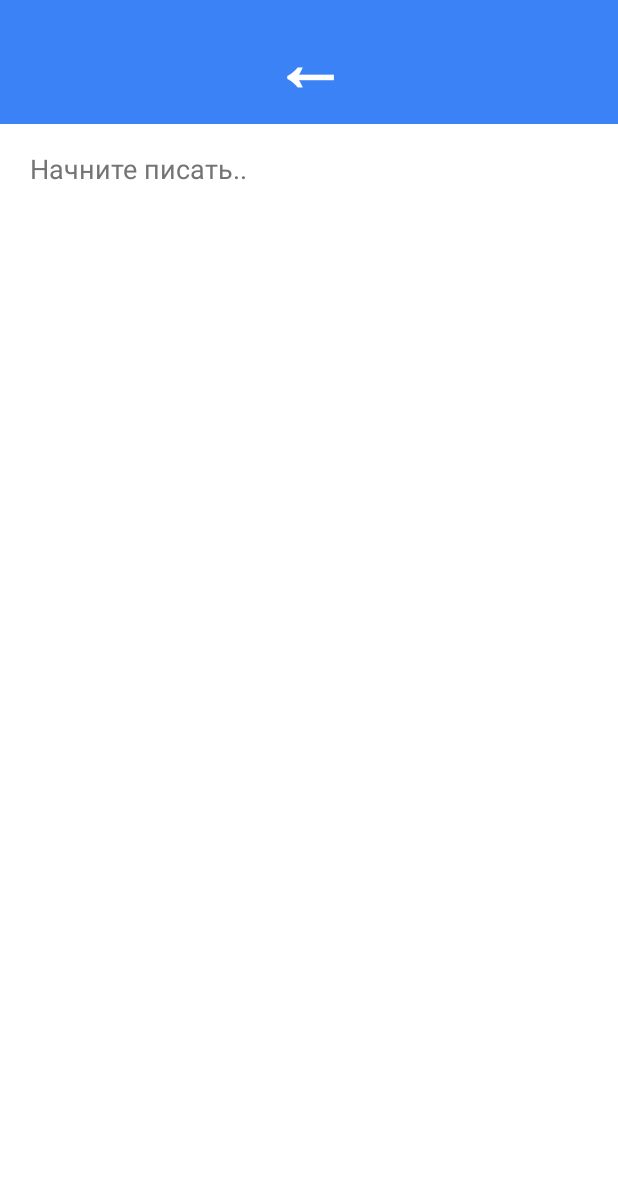
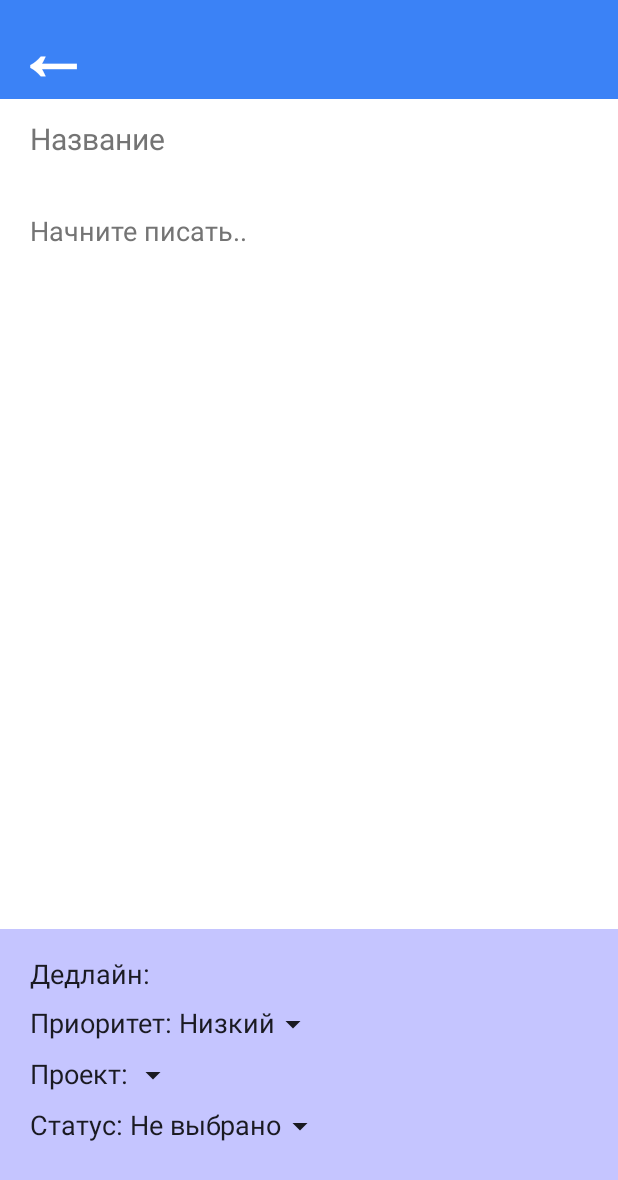
Before and after one commit to SunKissedJuli/Majko, an Android app built with Jetpack Compose: the composable TaskEditorScreen called with empty values, after a tap on an icon or button, on a phone screen of 412 x 824 dp. Shown: the top 1180 px of the screen. Run offline under Robolectric (Android 15) with nearby library versions, the phone set to English and light mode, and no system bars; network calls fail.

Commit message:
taskeditscreen and addtask

```diff
--- a/app/src/main/java/com/coolgirl/majko/Screen/Task/TaskViewModel.kt
+++ b/app/src/main/java/com/coolgirl/majko/Screen/Task/TaskViewModel.kt
@@ -25,7 +25,7 @@ class TaskViewModel(private val dataStore : UserDataStore) : ViewModel() {
 
     init{ loadData() }
 
-    var allTaskList = MutableStateFlow<List<TaskDataResponse>?>(null)
+   // var allTaskList = MutableStateFlow<List<TaskDataResponse>?>(null)
 
     fun getPriority(priorityId: Int): Int{
         return when (priorityId) {
@@ -57,6 +57,8 @@ class TaskViewModel(private val dataStore : UserDataStore) : ViewModel() {
                     response: Response<List<TaskDataResponse>>) {
                     if (response.code() == 200) {
                         _uiState.update { it.copy(allTaskList = response.body()) }
+
+                        Log.d("tag", "Taskeditor " + response.body())
                     }
                 }
 
--- a/app/src/main/java/com/coolgirl/majko/Screen/TaskEditor/TaskEditorScreen.kt
+++ b/app/src/main/java/com/coolgirl/majko/Screen/TaskEditor/TaskEditorScreen.kt
@@ -1,5 +1,8 @@
 package com.coolgirl.majko.Screen.TaskEditor
 
+import android.app.DatePickerDialog
+import android.util.Log
+import android.widget.DatePicker
 import androidx.compose.foundation.background
 import androidx.compose.foundation.clickable
 import androidx.compose.foundation.layout.*
@@ -8,29 +11,37 @@ import androidx.compose.material.Text
 import androidx.compose.runtime.Composable
 import androidx.compose.runtime.collectAsState
 import androidx.compose.runtime.getValue
+import androidx.compose.runtime.remember
 import androidx.compose.ui.Alignment
 import androidx.compose.ui.Modifier
+import androidx.compose.ui.draw.alpha
 import androidx.compose.ui.platform.LocalContext
 import androidx.compose.ui.res.colorResource
+import androidx.compose.ui.res.stringResource
 import androidx.compose.ui.text.TextStyle
 import androidx.compose.ui.text.font.FontWeight
 import androidx.compose.ui.unit.dp
 import androidx.compose.ui.unit.sp
+import androidx.lifecycle.viewmodel.compose.viewModel
 import androidx.navigation.NavHostController
+import androidx.lifecycle.viewmodel.compose.viewModel
 import com.coolgirl.majko.R
+import com.coolgirl.majko.commons.SpinnerItems
+import com.coolgirl.majko.commons.SpinnerSample
 import com.coolgirl.majko.data.dataStore.UserDataStore
+import java.util.*
 
 @Composable
 fun TaskEditorScreen(navController: NavHostController, task_id : Int){
-    val viewModel : TaskEditorViewModel = TaskEditorViewModel(UserDataStore(LocalContext.current))
+    val cont = LocalContext.current
+    val viewModel : TaskEditorViewModel = remember{ TaskEditorViewModel(UserDataStore(cont), task_id)}
     val uiState by viewModel.uiState.collectAsState()
-
-    SetTaskEditorScreen(uiState, {viewModel.updateTaskText(it)}, {viewModel.saveTask(navController)})
-
+    SetTaskEditorScreen(uiState, {viewModel.updateTaskText(it)},
+        { viewModel.updateTaskName(it) }, viewModel, navController)
 }
 
 @Composable
-fun SetTaskEditorScreen(uiState: TaskEditorUiState, onUpdateTaskText: (String) -> Unit, onSaveTask: () -> Unit){
+fun SetTaskEditorScreen(uiState: TaskEditorUiState, onUpdateTaskText: (String) -> Unit, onUpdateTaskName:(String) -> Unit, viewModel: TaskEditorViewModel, navController: NavHostController) {
     Column(
         Modifier
             .fillMaxSize()
@@ -38,37 +49,98 @@ fun SetTaskEditorScreen(uiState: TaskEditorUiState, onUpdateTaskText: (String) -
         Row(
             Modifier
                 .fillMaxWidth()
-                    .fillMaxHeight(0.1f)
-                    .background(colorResource(R.color.blue)),
+                .fillMaxHeight(0.08f)
+                .background(colorResource(R.color.blue))
+                .padding(10.dp, 0.dp),
             verticalAlignment = Alignment.CenterVertically,
-                horizontalArrangement = Arrangement.SpaceAround) {
-                Text(text = "←", fontWeight = FontWeight.Black,
+            horizontalArrangement = Arrangement.Start) {
+            Text(modifier = Modifier.clickable { viewModel.saveTask(navController) }, text = "←", fontWeight = FontWeight.Black,
                 color = colorResource(R.color.white), fontSize = 50.sp,
-                    modifier = Modifier.clickable { onSaveTask })
+            )
             //   Text(text = noteData, fontSize = 18.sp)
         }
         Column(
             Modifier
                 .fillMaxWidth()
-                    .fillMaxHeight(0.9f)) {
+                .fillMaxHeight(0.73f)) {
+            BasicTextField(
+                value = uiState.taskName,
+                modifier = Modifier
+                    .padding(20.dp, 15.dp)
+                    .fillMaxHeight(0.09f),
+                textStyle = TextStyle.Default.copy(fontSize = 20.sp, fontWeight = FontWeight.Bold),
+                onValueChange = onUpdateTaskName,
+                maxLines = 2,
+                decorationBox = { innerTextField ->
+                    Row(modifier = Modifier.fillMaxWidth()) {
+                        if (uiState.taskName.isEmpty()) {
+                            Text(text = stringResource(R.string.taskeditor_name),
+                                color = colorResource(R.color.gray),fontSize = 20.sp) }
+                        innerTextField() } })
             BasicTextField(
                 value = uiState.taskText,
+                modifier = Modifier.padding(20.dp, 0.dp),
+                textStyle = TextStyle.Default.copy(fontSize = 18.sp),
                 onValueChange = onUpdateTaskText,
-                    modifier = Modifier.padding(20.dp),
-                    textStyle = TextStyle.Default.copy(fontSize = 18.sp),
                 decorationBox = { innerTextField ->
-                        Box {
+                    Row(modifier = Modifier.fillMaxWidth()) {
                         if (uiState.taskText.isEmpty()) {
+                            Text(text = stringResource(R.string.taskeditor_hint),
+                                color = colorResource(R.color.gray),fontSize = 18.sp) }
+                        innerTextField() } })
+        }
+        Column(Modifier
+            .fillMaxSize()
+            .background(color = colorResource(R.color.purple))
+            .padding(20.dp)) {
+            Row(){
+                val mCalendar = Calendar.getInstance()
+                val mYear: Int = mCalendar.get(Calendar.YEAR)
+                val mMonth: Int = mCalendar.get(Calendar.MONTH)
+                val mDay: Int = mCalendar.get(Calendar.DAY_OF_MONTH)
+
+                val currentDate = Date()
+                val currentCalendar = Calendar.getInstance()
+                currentCalendar.time = currentDate
+                val maxDay: Int = currentCalendar.get(Calendar.DAY_OF_MONTH)
+
+                val mDatePickerDialog = DatePickerDialog(
+                    LocalContext.current,
+                    { _: DatePicker, year: Int, month: Int, dayOfMonth: Int ->
+                        val formattedData = "${year}-${month+1}-$dayOfMonth ${String.format("%02d", mCalendar.get(Calendar.HOUR_OF_DAY))}:${String.format("%02d", mCalendar.get(Calendar.MINUTE))}:${String.format("%02d", mCalendar.get(Calendar.SECOND))}"
+                        viewModel.updateTaskDeadlie(formattedData)
+                        Log.d("tag", "Taskeditor formattedData = $formattedData")
+                        }, mYear, mMonth, mDay)
+
                 Text(
-                                    text = "Начните писать..",
-                                    color = colorResource(R.color.gray),
-                                    fontSize = 18.sp
+                    text = stringResource(R.string.taskeditor_deadline) + " " + uiState.taskDeadline,
+                    fontSize = 18.sp,
+                    modifier = Modifier.clickable { mDatePickerDialog.show() }
                 )
             }
-                            innerTextField()
+            Spacer(modifier = Modifier.height(10.dp))
+            Row(){
+                SpinnerSample(name = stringResource(R.string.taskeditor_priority),
+                    items = viewModel.getPriority(),
+                    selectedItem = "Низкий",
+                    {viewModel.updateTaskPriority(it)})
             }
+            Spacer(modifier = Modifier.height(10.dp))
+            Row(){
+                SpinnerSample(name = stringResource(R.string.taskeditor_project), items = listOf(
+                    SpinnerItems("1", "Item 1"),
+                    SpinnerItems("2", "Item 2"),
+                    SpinnerItems("3", "Item 3")),
+                    selectedItem = "",
+                    {viewModel.updateTaskProject(it)})
             }
-                )
+            Spacer(modifier = Modifier.height(10.dp))
+            Row(){
+                SpinnerSample(name = stringResource(R.string.taskeditor_status),
+                    items = viewModel.getStatus(),
+                    selectedItem = "Не выбрано",
+                    {viewModel.updateTaskStatus(it)})
             }
         }
     }
+}
--- a/app/src/main/java/com/coolgirl/majko/Screen/TaskEditor/TaskEditorUiState.kt
+++ b/app/src/main/java/com/coolgirl/majko/Screen/TaskEditor/TaskEditorUiState.kt
@@ -4,8 +4,10 @@ import com.coolgirl.majko.data.remote.dto.TaskData.TaskDataResponse
 
 data class TaskEditorUiState(
     val taskText: String = "",
+    val taskName: String = "",
     val taskDeadline: String = "",
     val taskPriority: Int = 1,
     val taskStatus: Int = 1,
+    val taskProject: String = ""
 
 )
--- a/app/src/main/java/com/coolgirl/majko/Screen/TaskEditor/TaskEditorViewModel.kt
+++ b/app/src/main/java/com/coolgirl/majko/Screen/TaskEditor/TaskEditorViewModel.kt
@@ -1,25 +1,89 @@
 package com.coolgirl.majko.Screen.TaskEditor
 
+import android.util.Log
+import androidx.lifecycle.ViewModel
 import androidx.navigation.NavHostController
-import com.coolgirl.majko.Screen.Task.TaskUiState
+import com.coolgirl.majko.commons.SpinnerItems
 import com.coolgirl.majko.data.dataStore.UserDataStore
-import kotlinx.coroutines.flow.MutableStateFlow
-import kotlinx.coroutines.flow.StateFlow
-import kotlinx.coroutines.flow.asStateFlow
-import kotlinx.coroutines.flow.update
+import com.coolgirl.majko.data.remote.dto.TaskData.TaskDataResponse
+import com.coolgirl.majko.di.ApiClient
+import kotlinx.coroutines.flow.*
+import kotlinx.coroutines.launch
+import retrofit2.Call
+import retrofit2.Callback
+import androidx.lifecycle.viewModelScope
+import com.coolgirl.majko.data.remote.dto.TaskData.TaskData
+import com.coolgirl.majko.navigation.Screen
+import retrofit2.Response
 
-class TaskEditorViewModel(private val dataStore : UserDataStore) {
+class TaskEditorViewModel(private val dataStore : UserDataStore, private val task_id : Int) : ViewModel(){
     private val _uiState = MutableStateFlow(TaskEditorUiState())
     val uiState: StateFlow<TaskEditorUiState> = _uiState.asStateFlow()
-
-    init{ loadData() }
 
     fun updateTaskText(text: String) {
         _uiState.update { it.copy(taskText = text) }
     }
 
+    fun updateTaskName(name:String){
+        _uiState.update { it.copy(taskName = name) }
+    }
+
+    fun updateTaskPriority(prioryti:String){
+        _uiState.update { it.copy(taskPriority = prioryti.toInt()) }
+    }
+
+    fun updateTaskStatus(status:String){
+        _uiState.update { it.copy(taskStatus = status.toInt()) }
+    }
+
+    fun updateTaskProject(project:String){
+        _uiState.update { it.copy(taskProject = project) }
+    }
+
+    fun updateTaskDeadlie(deadline:String){
+        _uiState.update { it.copy(taskDeadline = deadline) }
+        Log.d("tag", "Taskeditor updateTaskDeadlie = " + _uiState.value.taskDeadline)
+    }
+
+    fun getStatus() : List<SpinnerItems>{
+        return listOf(
+            SpinnerItems("1", "Не выбрано"),
+            SpinnerItems("2", "Обсуждается"),
+            SpinnerItems("3", "Ожидает"),
+            SpinnerItems("4", "В процессе"),
+            SpinnerItems("5", "Завершена")
+        )
+    }
+
+    fun getPriority() : List<SpinnerItems>{
+        return listOf(
+            SpinnerItems("1", "Низкий"),
+            SpinnerItems("2", "Средний"),
+            SpinnerItems("3", "Высокий")
+        )
+    }
+
     fun saveTask(navHostController: NavHostController){
+        Log.d("tag", "Taskeditor это savetask")
+        viewModelScope.launch {
+            Log.d("tag", "Taskeditor это savetask launch")
+            val accessToken = dataStore.getAccessToken().first() ?: ""
+            val newTask = TaskData(uiState.value.taskName, uiState.value.taskText,uiState.value.taskDeadline,
+                uiState.value.taskPriority,uiState.value.taskStatus,uiState.value.taskProject,"")
+            val call: Call<TaskDataResponse> = ApiClient().postNewTask("Bearer " + accessToken, newTask)
+            call.enqueue(object : Callback<TaskDataResponse> {
+                override fun onResponse(call: Call<TaskDataResponse>, response: Response<TaskDataResponse>) {
+                    if (response.code() == 200||response.code()==201) {
+                        navHostController.navigate(Screen.Task.route)
+                    }
 
+                }
+
+                override fun onFailure(call: Call<TaskDataResponse>, t: Throwable) {
+                    Log.d("tag", "Taskeditor response t" + t.message)
+                }
+            })
+        }
     }
 
     fun loadData() {
--- a/app/src/main/java/com/coolgirl/majko/commons/commons.kt
+++ b/app/src/main/java/com/coolgirl/majko/commons/commons.kt
@@ -2,9 +2,15 @@ package com.coolgirl.majko.commons
 
 import androidx.compose.foundation.Image
 import androidx.compose.foundation.background
+import androidx.compose.foundation.clickable
 import androidx.compose.foundation.layout.*
 import androidx.compose.foundation.shape.CircleShape
 import androidx.compose.foundation.shape.RoundedCornerShape
+import androidx.compose.material.DropdownMenu
+import androidx.compose.material.DropdownMenuItem
+import androidx.compose.material.Icon
+import androidx.compose.material.icons.Icons
+import androidx.compose.material.icons.filled.ArrowDropDown
 import androidx.compose.material3.Text
 import androidx.compose.runtime.*
 import androidx.compose.ui.Alignment
@@ -77,6 +83,46 @@ fun TaskCard(navHostController: NavHostController, priorityColor : Int, statusNa
 }
 
 @Composable
+fun SpinnerSample(
+    name: String,
+    items: List<SpinnerItems>,
+    selectedItem: String,
+    onChange: (String) -> Unit
+) {
+    var expanded by remember { mutableStateOf(false) }
+    var currentSelectedItem by remember { mutableStateOf(selectedItem) }
+
+    Row(horizontalArrangement = Arrangement.Center, verticalAlignment = Alignment.CenterVertically) {
+        androidx.compose.material.Text(
+            text = name + " " + currentSelectedItem,
+            fontSize = 18.sp)
+        DropdownMenu(
+            expanded = expanded,
+            onDismissRequest = { expanded = false },
+            modifier = Modifier.fillMaxWidth()) {
+            items.forEach { item ->
+                DropdownMenuItem(
+                    onClick = {
+                        expanded = false
+                        currentSelectedItem = item.Name
+                        onChange(item.Id)})
+                {Text(item.Name)}
+            }
+        }
+        Icon(imageVector = Icons.Filled.ArrowDropDown,
+            contentDescription = "Expand",
+            modifier = Modifier
+                .height(24.dp)
+                .clickable { expanded = true })
+    }
+}
+
+data class SpinnerItems(
+    val Id:String,
+    val Name:  String
+)
+
+@Composable
 fun IsAutorize(){
     val dataStore : UserDataStore = UserDataStore(LocalContext.current)
     val coroutineScope = rememberCoroutineScope()
--- a/app/src/main/java/com/coolgirl/majko/data/remote/ApiMajko.kt
+++ b/app/src/main/java/com/coolgirl/majko/data/remote/ApiMajko.kt
@@ -2,6 +2,7 @@ package com.coolgirl.majko.data.remote
 
 import com.coolgirl.majko.data.remote.dto.CurrentUserDataResponse
 import com.coolgirl.majko.data.remote.dto.FavoritesDataResponse
+import com.coolgirl.majko.data.remote.dto.TaskData.TaskData
 import com.coolgirl.majko.data.remote.dto.TaskData.TaskDataResponse
 import com.coolgirl.majko.data.remote.dto.UserSignInData
 import com.coolgirl.majko.data.remote.dto.UserSignInDataResponse
@@ -26,6 +27,9 @@ interface ApiMajko{
     @POST("api/task/allUserTasks")
     fun getAllUserTask(@Header("Authorization") tocken: String): Call<List<TaskDataResponse>>
 
+    @POST("api/task/create")
+    fun postNewTask(@Header("Authorization") tocken: String, @Body task:TaskData): Call<TaskDataResponse>
+
     @GET("api/task/favorites/")
     fun getAllFavorites(@Header("Authorization") tocken: String): Call<FavoritesDataResponse>
 
--- /dev/null
+++ b/app/src/main/java/com/coolgirl/majko/data/remote/dto/TaskData/TaskData.kt
@@ -0,0 +1,11 @@
+package com.coolgirl.majko.data.remote.dto.TaskData
+
+data class TaskData(
+    val title : String?,
+    val text : String?,
+    val deadline : String?,
+    val priority_id : Int?,
+    val status_id : Int?,
+    val project_id : String?,
+    val mainTaskId : String?,
+)
--- a/app/src/main/res/values/strings.xml
+++ b/app/src/main/res/values/strings.xml
@@ -9,4 +9,10 @@
     <string name="login_login">Логин</string>
     <string name="login_registrationoffer">Ещё нет аккаунта? Регистрация</string>
     <string name="login_enteroffer">Уже есть аккаунт? Вход</string>
+    <string name="taskeditor_hint">Начните писать..</string>
+    <string name="taskeditor_name">Название</string>
+    <string name="taskeditor_deadline">Дедлайн:</string>
+    <string name="taskeditor_priority">Приоритет:</string>
+    <string name="taskeditor_status">Статус:</string>
+    <string name="taskeditor_project">Проект:</string>
 </resources>
```
Also changed, not shown: app/src/main/java/com/coolgirl/majko/Screen/Profile/ProfileScreen.kt (+0 -10 lines), app/src/main/java/com/coolgirl/majko/data/remote/dto/TaskData/TaskDataResponse.kt (renamed from app/src/main/java/com/coolgirl/majko/data/remote/dto/TaskDataResponse.kt). Lines whose indentation alone changed are shown as unchanged.
